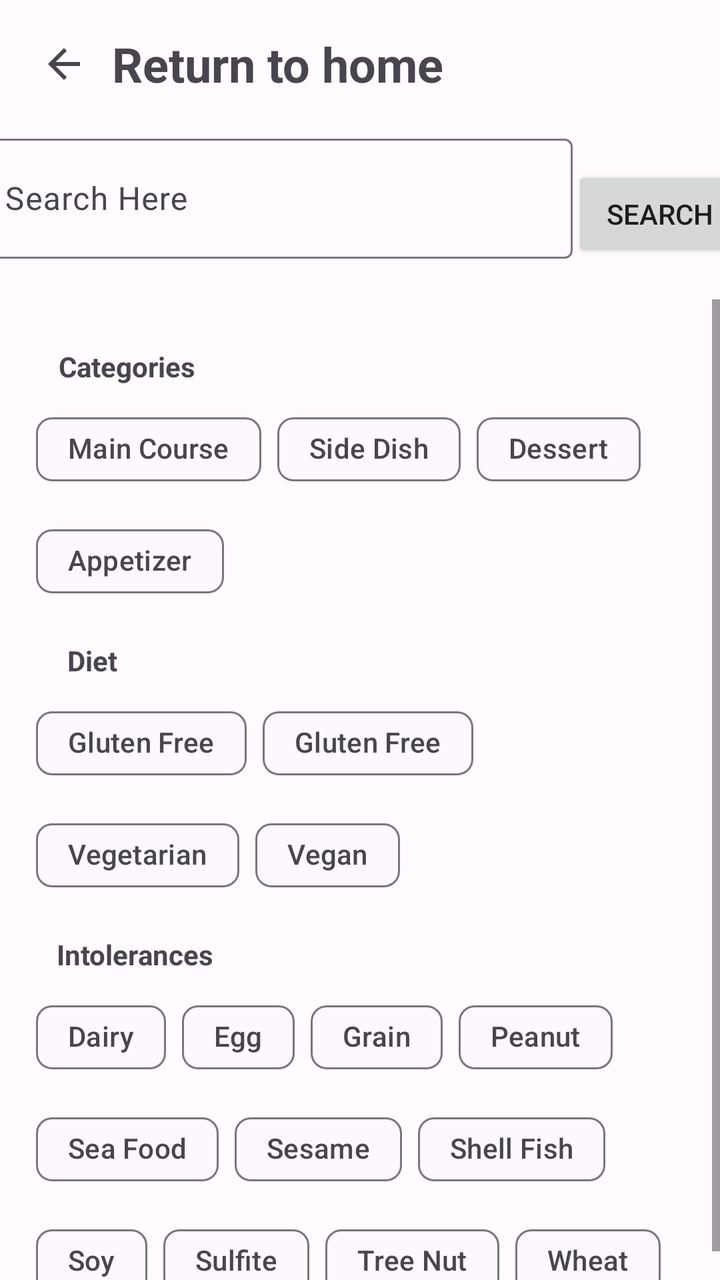
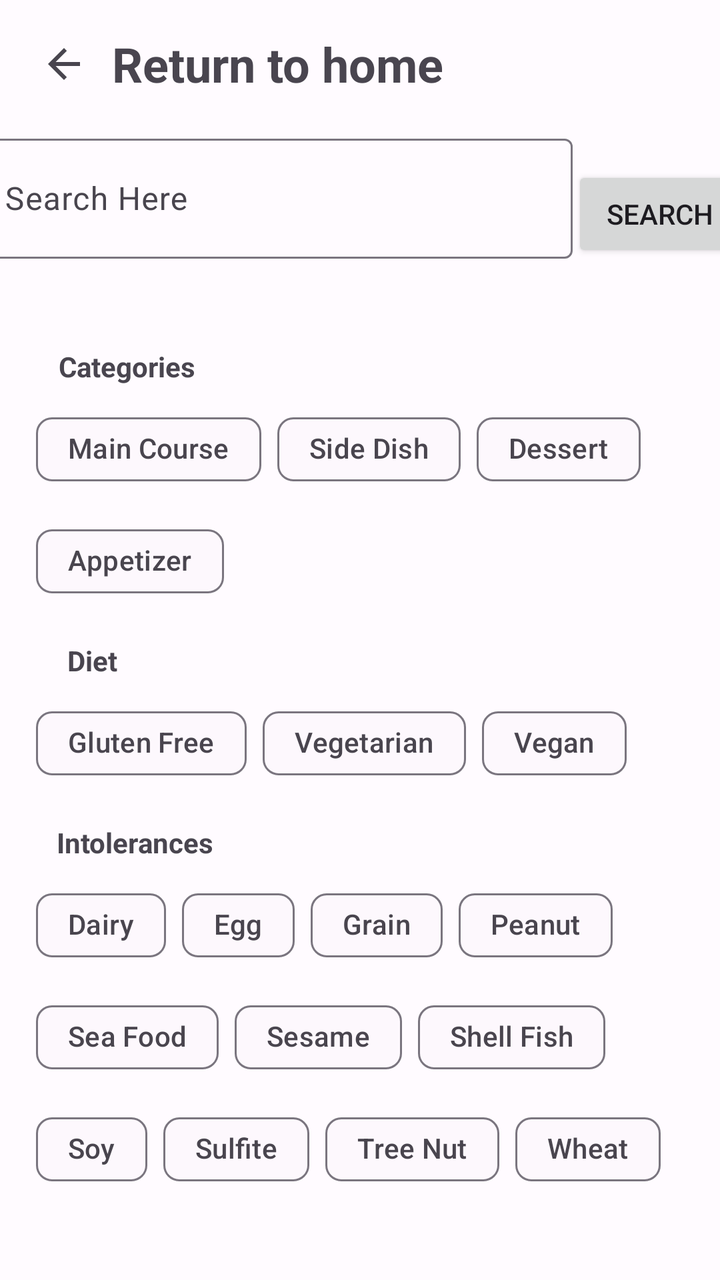

The first picture is an Android layout as it rendered before a commit; the second is the same layout after the commit. The layout source and the unified diff follow.
<!-- AndroidManifest.xml: application theme Theme.Food_alchemy -->
<!-- res/layout/fragment_search.xml -->
<?xml version="1.0" encoding="utf-8"?>
<androidx.constraintlayout.widget.ConstraintLayout xmlns:android="http://schemas.android.com/apk/res/android"
    xmlns:app="http://schemas.android.com/apk/res-auto"
    xmlns:tools="http://schemas.android.com/tools"
    android:layout_width="match_parent"
    android:layout_height="match_parent"
    tools:context=".ui.search.SearchActivity">

    <LinearLayout
        android:id="@+id/linear_layout"
        android:layout_width="match_parent"
        android:layout_height="wrap_content"
        android:gravity="center_vertical"
        android:padding="8dp"
        app:layout_constraintEnd_toEndOf="parent"
        app:layout_constraintHorizontal_bias="1.0"
        app:layout_constraintStart_toStartOf="parent"
        app:layout_constraintTop_toTopOf="parent">

        <ImageButton
            android:id="@+id/return_button"
            android:layout_width="48dp"
            android:layout_height="48dp"
            android:background="@android:color/transparent"
            android:padding="8dp"
            android:src="@drawable/baseline_arrow_back_24"
            app:tint="?attr/colorControlNormal"
            tools:ignore="ContentDescription" />

        <TextView
            android:id="@+id/title_textview"
            android:layout_width="wrap_content"
            android:layout_height="wrap_content"
            android:text="@string/return_to_home"
            android:textSize="24sp"
            android:textStyle="bold" />

    </LinearLayout>

    <androidx.constraintlayout.widget.ConstraintLayout
        android:layout_width="match_parent"
        android:layout_height="wrap_content"
        app:layout_constraintStart_toStartOf="parent"
        app:layout_constraintEnd_toEndOf="parent"
        android:id="@+id/search_layout"
        app:layout_constraintTop_toBottomOf="@+id/linear_layout">




        <com.google.android.material.textfield.TextInputLayout
            android:id="@+id/searchView"
            android:layout_width="300dp"
            android:layout_height="wrap_content"
            app:endIconMode="clear_text"
            app:errorEnabled="true"
            app:layout_constraintTop_toTopOf="parent"
            app:layout_constraintBottom_toTopOf="@id/recyclerview_ingredients_search"
            app:layout_constraintStart_toStartOf="parent"
            app:layout_constraintEnd_toStartOf="@id/search_btn">

            <com.google.android.material.textfield.TextInputEditText
                android:id="@+id/search_input_edit_text_ingredient"
                android:layout_width="300dp"
                android:layout_height="60dp"
                android:layout_weight="1"
                android:inputType="text"
                android:hint="@string/search_here" />
        </com.google.android.material.textfield.TextInputLayout>



        <Button
            app:layout_constraintBottom_toTopOf="@id/recyclerview_ingredients_search"
            app:layout_constraintTop_toTopOf="parent"
            app:layout_constraintEnd_toEndOf="parent"
            app:layout_constraintStart_toEndOf="@id/searchView"
            android:id="@+id/search_btn"
            android:layout_weight="1"
            android:layout_width="wrap_content"
            android:layout_height="wrap_content"
            android:text="@string/search" />

        <androidx.recyclerview.widget.RecyclerView
            android:id="@+id/recyclerview_ingredients_search"
            android:layout_width="match_parent"
            android:layout_height="wrap_content"
            app:layout_constraintTop_toBottomOf="@id/searchView"
            app:layout_constraintBottom_toBottomOf="parent"
            app:layout_constraintStart_toStartOf="parent"
            app:layout_constraintEnd_toEndOf="parent" />

    </androidx.constraintlayout.widget.ConstraintLayout>


    <ScrollView
        android:id="@+id/scrollChip"
        android:layout_width="match_parent"
        android:layout_height="0dp"
        app:layout_constraintTop_toBottomOf="@id/search_layout"
        app:layout_constraintBottom_toBottomOf="parent">

        <androidx.constraintlayout.widget.ConstraintLayout
            android:layout_width="match_parent"
            android:layout_height="match_parent">

            <com.google.android.material.chip.ChipGroup
                android:id="@+id/chip_ingredients"
                android:layout_width="match_parent"
                android:layout_height="wrap_content"
                android:layout_marginTop="8dp"
                android:layout_marginStart="18dp"
                android:layout_marginEnd="18dp"
                app:layout_constraintStart_toStartOf="parent"
                app:layout_constraintEnd_toEndOf="parent"
                app:layout_constraintTop_toTopOf="parent"
                app:layout_constraintBottom_toTopOf="@id/text_categories">

            </com.google.android.material.chip.ChipGroup>

            
            <TextView
                android:id="@+id/text_categories"
                android:layout_width="wrap_content"
                android:layout_height="wrap_content"
                android:text="@string/categories"
                android:layout_marginTop="16dp"
                android:textStyle="bold"
                app:layout_constraintStart_toStartOf="parent"
                app:layout_constraintEnd_toEndOf="parent"
                app:layout_constraintTop_toBottomOf="@id/chip_ingredients"
                app:layout_constraintBottom_toTopOf="@id/chip_group_categories"
                app:layout_constraintHorizontal_bias="0.1" />


            <com.google.android.material.chip.ChipGroup
                android:id="@+id/chip_group_categories"
                android:layout_width="match_parent"
                android:layout_height="wrap_content"
                android:layout_below="@id/text_categories"
                android:layout_marginTop="8dp"
                app:singleSelection="true"
                android:layout_marginStart="18dp"
                android:layout_marginEnd="18dp"
                app:layout_constraintStart_toStartOf="parent"
                app:layout_constraintEnd_toEndOf="parent"
                app:layout_constraintTop_toBottomOf="@id/text_categories"
                app:layout_constraintBottom_toTopOf="@id/text_diet">


                <com.google.android.material.chip.Chip
                    android:id="@+id/chip_main_course"
                    style="@style/Widget.Material3.Chip.Filter"
                    android:layout_width="wrap_content"
                    android:layout_height="wrap_content"
                    android:checked="false"
                    android:text="@string/main_course" />

                <com.google.android.material.chip.Chip
                    android:id="@+id/chip_side_dish"
                    style="@style/Widget.Material3.Chip.Filter"
                    android:layout_width="wrap_content"
                    android:layout_height="wrap_content"
                    android:checked="false"
                    android:text="@string/side_dish" />

                <com.google.android.material.chip.Chip
                    android:id="@+id/chip_dessert"
                    style="@style/Widget.Material3.Chip.Filter"
                    android:layout_width="wrap_content"
                    android:layout_height="wrap_content"
                    android:checked="false"
                    android:text="@string/dessert" />

                <com.google.android.material.chip.Chip
                    android:id="@+id/chip_appetizer"
                    style="@style/Widget.Material3.Chip.Filter"
                    android:layout_width="wrap_content"
                    android:layout_height="wrap_content"
                    android:checked="false"
                    android:text="@string/appetizer" />

                
                

            </com.google.android.material.chip.ChipGroup>

            
            <TextView
                android:id="@+id/text_diet"
                android:layout_width="wrap_content"
                android:layout_height="wrap_content"
                android:text="@string/diet"
                android:layout_marginTop="16dp"
                android:textStyle="bold"
                app:layout_constraintStart_toStartOf="parent"
                app:layout_constraintEnd_toEndOf="parent"
                app:layout_constraintTop_toBottomOf="@id/chip_group_categories"
                app:layout_constraintBottom_toTopOf="@id/chip_group_diet"
                app:layout_constraintHorizontal_bias="0.1"/>

            <com.google.android.material.chip.ChipGroup
                android:id="@+id/chip_group_diet"
                android:layout_width="match_parent"
                android:layout_height="wrap_content"
                android:layout_below="@id/text_diet"
                android:layout_marginTop="8dp"
                android:layout_marginStart="18dp"
                android:layout_marginEnd="18dp"
                app:singleSelection="true"
                app:layout_constraintStart_toStartOf="parent"
                app:layout_constraintEnd_toEndOf="parent"
                app:layout_constraintTop_toBottomOf="@id/text_diet"
                app:layout_constraintBottom_toTopOf="@id/text_intolerances">

                <com.google.android.material.chip.Chip
                    android:id="@+id/no_diet"
                    style="@style/Widget.Material3.Chip.Filter"
                    android:layout_width="wrap_content"
                    android:layout_height="wrap_content"
                    android:checked="false"
                    android:text="@string/gluten_free" />

                <com.google.android.material.chip.Chip
                    android:id="@+id/gluten_free"
                    style="@style/Widget.Material3.Chip.Filter"
                    android:layout_width="wrap_content"
                    android:layout_height="wrap_content"
                    android:checked="false"
                    android:text="@string/gluten_free" />

                <com.google.android.material.chip.Chip
                    android:id="@+id/vegetarian"
                    style="@style/Widget.Material3.Chip.Filter"
                    android:layout_width="wrap_content"
                    android:layout_height="wrap_content"
                    android:checked="false"
                    android:text="@string/vegetarian" />

                <com.google.android.material.chip.Chip
                    android:id="@+id/vegan"
                    style="@style/Widget.Material3.Chip.Filter"
                    android:layout_width="wrap_content"
                    android:layout_height="wrap_content"
                    android:checked="false"
                    android:text="@string/vegan" />
                
                

            </com.google.android.material.chip.ChipGroup>

            
            <TextView
                android:id="@+id/text_intolerances"
                android:layout_width="wrap_content"
                android:layout_height="wrap_content"
                android:text="@string/intolerances"
                android:layout_below="@id/chip_group_diet"
                android:layout_marginTop="16dp"
                android:textStyle="bold"
                app:layout_constraintStart_toStartOf="parent"
                app:layout_constraintEnd_toEndOf="parent"
                app:layout_constraintTop_toBottomOf="@id/chip_group_diet"
                app:layout_constraintBottom_toTopOf="@id/chip_group_intolerances"
                app:layout_constraintHorizontal_bias="0.1"/>

            <com.google.android.material.chip.ChipGroup
                android:id="@+id/chip_group_intolerances"
                android:layout_width="match_parent"
                android:layout_height="wrap_content"
                android:layout_below="@id/text_intolerances"
                android:layout_marginTop="8dp"
                android:layout_marginStart="18dp"
                android:layout_marginEnd="18dp"
                app:singleSelection="false"
                app:layout_constraintStart_toStartOf="parent"
                app:layout_constraintEnd_toEndOf="parent"
                app:layout_constraintTop_toBottomOf="@id/text_intolerances">

                <com.google.android.material.chip.Chip
                    android:id="@+id/dairy"
                    style="@style/Widget.Material3.Chip.Filter"
                    android:layout_width="wrap_content"
                    android:layout_height="wrap_content"
                    android:checked="false"
                    android:text="@string/dairy" />

                <com.google.android.material.chip.Chip
                    android:id="@+id/egg"
                    style="@style/Widget.Material3.Chip.Filter"
                    android:layout_width="wrap_content"
                    android:layout_height="wrap_content"
                    android:checked="false"
                    android:text="@string/egg" />

                <com.google.android.material.chip.Chip
                    android:id="@+id/grain"
                    style="@style/Widget.Material3.Chip.Filter"
                    android:layout_width="wrap_content"
                    android:layout_height="wrap_content"
                    android:checked="false"
                    android:text="@string/grain" />

                <com.google.android.material.chip.Chip
                    android:id="@+id/peanut"
                    style="@style/Widget.Material3.Chip.Filter"
                    android:layout_width="wrap_content"
                    android:layout_height="wrap_content"
                    android:checked="false"
                    android:text="@string/peanut" />

                <com.google.android.material.chip.Chip
                    android:id="@+id/sea_food"
                    style="@style/Widget.Material3.Chip.Filter"
                    android:layout_width="wrap_content"
                    android:layout_height="wrap_content"
                    android:checked="false"
                    android:text="@string/sea_food" />

                <com.google.android.material.chip.Chip
                    android:id="@+id/sesame"
                    style="@style/Widget.Material3.Chip.Filter"
                    android:layout_width="wrap_content"
                    android:layout_height="wrap_content"
                    android:checked="false"
                    android:text="@string/sesame" />

                <com.google.android.material.chip.Chip
                    android:id="@+id/shell_fish"
                    style="@style/Widget.Material3.Chip.Filter"
                    android:layout_width="wrap_content"
                    android:layout_height="wrap_content"
                    android:checked="false"
                    android:text="@string/shell_fish" />

                <com.google.android.material.chip.Chip
                    android:id="@+id/soy"
                    style="@style/Widget.Material3.Chip.Filter"
                    android:layout_width="wrap_content"
                    android:layout_height="wrap_content"
                    android:checked="false"
                    android:text="@string/soy" />

                <com.google.android.material.chip.Chip
                    android:id="@+id/sulfite"
                    style="@style/Widget.Material3.Chip.Filter"
                    android:layout_width="wrap_content"
                    android:layout_height="wrap_content"
                    android:checked="false"
                    android:text="@string/sulfite" />

                <com.google.android.material.chip.Chip
                    android:id="@+id/tree_nut"
                    style="@style/Widget.Material3.Chip.Filter"
                    android:layout_width="wrap_content"
                    android:layout_height="wrap_content"
                    android:checked="false"
                    android:text="@string/tree_nut" />

                <com.google.android.material.chip.Chip
                    android:id="@+id/wheat"
                    style="@style/Widget.Material3.Chip.Filter"
                    android:layout_width="wrap_content"
                    android:layout_height="wrap_content"
                    android:checked="false"
                    android:text="@string/wheat" />

                
                

            </com.google.android.material.chip.ChipGroup>
        </androidx.constraintlayout.widget.ConstraintLayout>
    </ScrollView>




</androidx.constraintlayout.widget.ConstraintLayout>
<!-- resources referenced by this layout -->
<resources>
  <!-- drawable baseline_arrow_back_24 (drawable) -->
  <vector android:autoMirrored="true" android:height="24dp"
      android:tint="#000000" android:viewportHeight="24"
      android:viewportWidth="24" android:width="24dp" xmlns:android="http://schemas.android.com/apk/res/android">
      <path android:fillColor="@android:color/black" android:pathData="M20,11H7.83l5.59,-5.59L12,4l-8,8 8,8 1.41,-1.41L7.83,13H20v-2z"/>
  </vector>
  <string name="appetizer">Appetizer</string>
  <string name="categories">Categories</string>
  <string name="dairy">Dairy</string>
  <string name="dessert">Dessert</string>
  <string name="diet">Diet</string>
  <string name="egg">Egg</string>
  <string name="gluten_free">Gluten Free</string>
  <string name="grain">Grain</string>
  <string name="intolerances">Intolerances</string>
  <string name="main_course">Main Course</string>
  <string name="peanut">Peanut</string>
  <string name="return_to_home">Return to home</string>
  <string name="sea_food">Sea Food</string>
  <string name="search">Search</string>
  <string name="search_here">Search Here</string>
  <string name="sesame">Sesame</string>
  <string name="shell_fish">Shell Fish</string>
  <string name="side_dish">Side Dish</string>
  <string name="soy">Soy</string>
  <string name="sulfite">Sulfite</string>
  <string name="tree_nut">Tree Nut</string>
  <string name="vegan">Vegan</string>
  <string name="vegetarian">Vegetarian</string>
  <string name="wheat">Wheat</string>
  <style name="Theme.Food_alchemy" parent="Base.Theme.Food_alchemy" />
  <color name="md_theme_light_primary">#7214FF</color>
  <color name="md_theme_light_onPrimary">#FFFFFF</color>
  <color name="md_theme_light_primaryContainer">#E9DDFF</color>
  <color name="md_theme_light_onPrimaryContainer">#23005C</color>
  <color name="md_theme_light_secondary">#625B70</color>
  <color name="md_theme_light_onSecondary">#FFFFFF</color>
  <color name="md_theme_light_secondaryContainer">#E8DEF8</color>
  <color name="md_theme_light_onSecondaryContainer">#1E192B</color>
  <color name="md_theme_light_tertiary">#7E525F</color>
  <color name="md_theme_light_onTertiary">#FFFFFF</color>
  <color name="md_theme_light_tertiaryContainer">#FFD9E2</color>
  <color name="md_theme_light_onTertiaryContainer">#31101C</color>
  <color name="md_theme_light_error">#BA1A1A</color>
  <color name="md_theme_light_onError">#FFFFFF</color>
  <color name="md_theme_light_errorContainer">#FFDAD6</color>
  <color name="md_theme_light_onErrorContainer">#410002</color>
  <color name="md_theme_light_outline">#7A757F</color>
  <color name="md_theme_light_background">#FFFBFF</color>
  <color name="md_theme_light_onBackground">#1C1B1E</color>
  <color name="md_theme_light_surface">#FDF8FD</color>
  <color name="md_theme_light_onSurface">#1C1B1E</color>
  <color name="md_theme_light_surfaceVariant">#E7E0EB</color>
  <color name="md_theme_light_onSurfaceVariant">#49454E</color>
  <color name="md_theme_light_inverseSurface">#323033</color>
  <color name="md_theme_light_inverseOnSurface">#F5EFF4</color>
  <color name="md_theme_light_inversePrimary">#D0BCFF</color>
  <!-- unchanged entries left out for length: 1 -->
</resources>

<!-- the commit's change to res/layout/fragment_search.xml (unified diff, before → after) -->
@@ -71,11 +71,11 @@
 
 
         <Button
+            android:id="@+id/search_btn"
             app:layout_constraintBottom_toTopOf="@id/recyclerview_ingredients_search"
             app:layout_constraintTop_toTopOf="parent"
             app:layout_constraintEnd_toEndOf="parent"
             app:layout_constraintStart_toEndOf="@id/searchView"
-            android:id="@+id/search_btn"
             android:layout_weight="1"
             android:layout_width="wrap_content"
             android:layout_height="wrap_content"
@@ -214,14 +214,6 @@
                 app:layout_constraintBottom_toTopOf="@id/text_intolerances">
 
                 <com.google.android.material.chip.Chip
-                    android:id="@+id/no_diet"
-                    style="@style/Widget.Material3.Chip.Filter"
-                    android:layout_width="wrap_content"
-                    android:layout_height="wrap_content"
-                    android:checked="false"
-                    android:text="@string/gluten_free" />
-
-                <com.google.android.material.chip.Chip
                     android:id="@+id/gluten_free"
                     style="@style/Widget.Material3.Chip.Filter"
                     android:layout_width="wrap_content"
